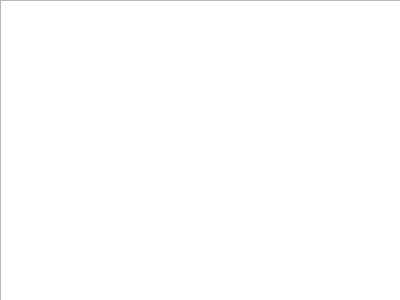
The window that customtextedit.ui (Fustell/Code-Editor-CPP) describes before a commit, drawn with Qt 5.
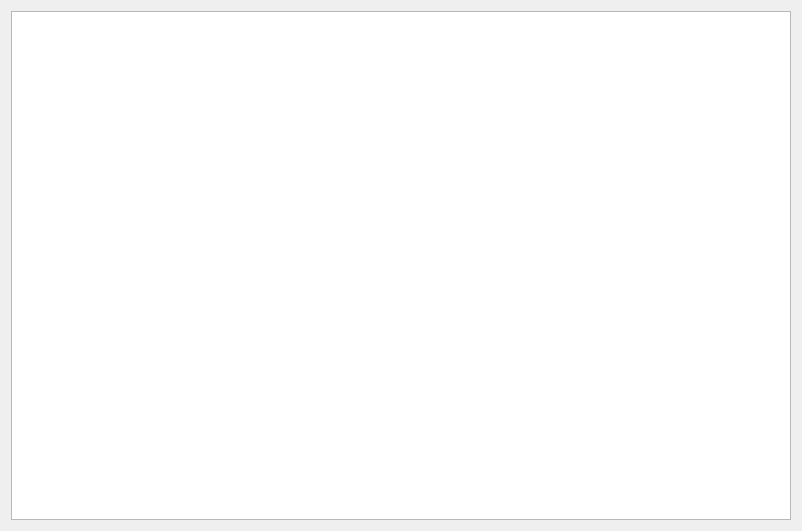
The same window after the commit.

The edit to the form file:
```diff
--- a/customtextedit.ui
+++ b/customtextedit.ui
@@ -6,23 +6,24 @@
    <rect>
     <x>0</x>
     <y>0</y>
-    <width>400</width>
-    <height>300</height>
+    <width>802</width>
+    <height>531</height>
    </rect>
   </property>
+  <property name="sizePolicy">
+   <sizepolicy hsizetype="Expanding" vsizetype="Expanding">
+    <horstretch>0</horstretch>
+    <verstretch>0</verstretch>
+   </sizepolicy>
+  </property>
   <property name="windowTitle">
    <string>Form</string>
   </property>
-  <widget class="QTextEdit" name="textEdit">
-   <property name="geometry">
-    <rect>
-     <x>0</x>
-     <y>0</y>
-     <width>401</width>
-     <height>301</height>
-    </rect>
-   </property>
-  </widget>
+  <layout class="QVBoxLayout" name="verticalLayout">
+   <item>
+    <widget class="QTextEdit" name="textEdit"/>
+   </item>
+  </layout>
  </widget>
  <resources/>
  <connections/>
```
